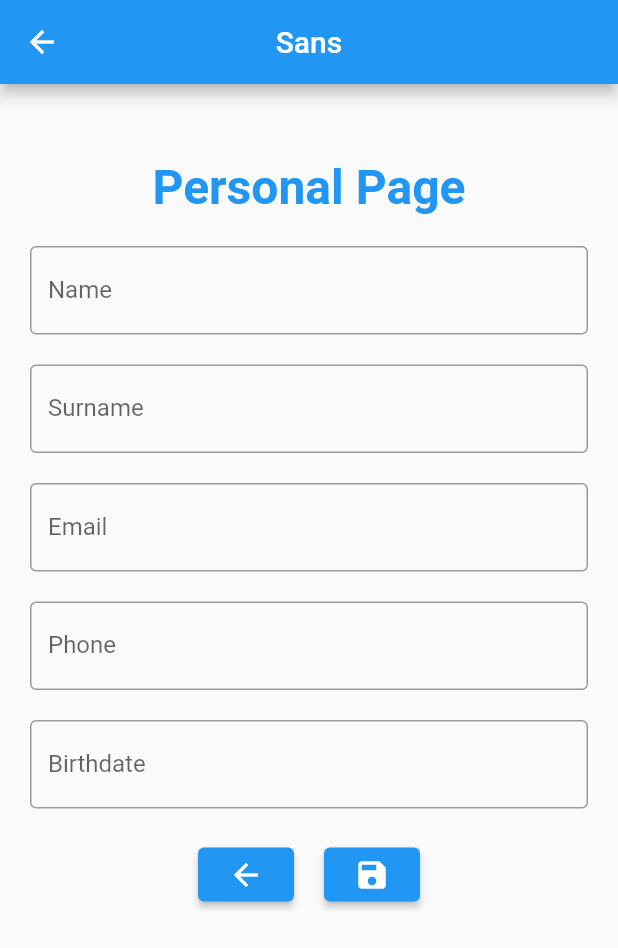
After one commit to Snnas04/S2P-PMM, a Flutter app: the screen it shows after launch, after a tap on the "person" icon, on a phone screen of 412 x 824 dp. The commit adds this screen. Shown: the top 948 px of the screen. Run offline on Flutter 3.47's test engine with Material 2 defaults, Android fonts, the phone set to English and light mode, and no system bars.

Commit message:
practica t1 - tenim la estructura basica i el formulari de la user pag

```diff
--- /dev/null
+++ b/FluttersProjects/practica_t1/lib/routes/routes.dart
@@ -0,0 +1,13 @@
+import 'package:flutter/material.dart';
+import 'package:practica_t1/screens/HomePage.dart';
+import 'package:practica_t1/screens/PersonalPage.dart';
+import 'package:practica_t1/screens/WidgetPage.dart';
+
+
+Map<String, WidgetBuilder> getRoutes(){
+ return <String, WidgetBuilder>{
+       '/'         : (BuildContext context) => HomePage(),
+       'personal'     : (BuildContext context) => PresonalPage(),
+       'widget'    : (BuildContext context) => WidgetPage(),
+     };
+}
--- /dev/null
+++ b/FluttersProjects/practica_t1/lib/screens/HomePage.dart
@@ -0,0 +1,55 @@
+import 'package:flutter/material.dart';
+
+class HomePage extends StatelessWidget {
+  const HomePage({super.key});
+
+  @override
+  Widget build(BuildContext context) {
+    return Scaffold(
+      appBar: AppBar(
+        title: Text('SPPMMD'),
+        centerTitle: true,
+      ),
+      body: _mainContainer(context), // Pass the BuildContext to _mainContainer
+      backgroundColor: Color(0xFF1C1C35), // Use a Color object
+    );
+  }
+}
+
+_mainContainer(BuildContext context) {
+  var titelStyle = const TextStyle(
+    fontSize: 32,
+    fontWeight: FontWeight.bold,
+    color: Colors.blue,
+  );
+
+  return Container(
+    child: Center(
+      child: Column(
+        mainAxisAlignment: MainAxisAlignment.center,
+        children: [
+          Text('Home Page', style: titelStyle),
+
+          const SizedBox(height: 20,),
+
+          Row(
+            mainAxisAlignment: MainAxisAlignment.center,
+
+            children: [
+            ElevatedButton(
+              onPressed: () => Navigator.pushNamed(context, 'personal'),
+              child: const Icon(Icons.person),
+            ),
+
+            const SizedBox(width: 20,),
+
+            ElevatedButton(
+              onPressed: () => Navigator.pushNamed(context, 'widget'),
+              child: const Icon(Icons.widgets),
+            ),
+          ])
+        ],
+      ),
+    ),
+  );
+}
--- /dev/null
+++ b/FluttersProjects/practica_t1/lib/screens/PersonalPage.dart
@@ -0,0 +1,116 @@
+import 'dart:ui';
+
+import 'package:flutter/material.dart';
+
+class PresonalPage extends StatelessWidget {
+  const PresonalPage({super.key});
+
+  @override
+  Widget build(BuildContext context) {
+    return Scaffold(
+      appBar: AppBar(
+        title: Text('Sans'),
+        centerTitle: true,
+      ),
+      body: _userInfo(context),
+    );
+  }
+}
+
+_userInfo(BuildContext context) {
+  var titelStyle = const TextStyle(
+    fontSize: 32,
+    fontWeight: FontWeight.bold,
+    color: Colors.blue,
+  );
+
+  return Container(
+    child: Center(
+      child: Padding(
+        padding: const EdgeInsets.only(left: 20, right: 20, top: 50),
+        child: Column(
+          mainAxisAlignment: MainAxisAlignment.start,
+          children: [
+            Text('Personal Page', style: titelStyle),
+
+            const SizedBox(height: 20,),
+
+            _userForm(context),
+          ],
+        ),
+      )
+    ),
+  );
+}
+
+_userForm(BuildContext context) {
+  return Column(
+    children: [
+      const TextField(
+            decoration: InputDecoration(
+              border: OutlineInputBorder(),
+              labelText: 'Name',
+            ),
+          ),
+
+          const SizedBox(height: 20,),
+
+          const TextField(
+            decoration: InputDecoration(
+              border: OutlineInputBorder(),
+              labelText: 'Surname',
+            ),
+          ),
+
+          const SizedBox(height: 20,),
+
+          const TextField(
+            decoration: InputDecoration(
+              border: OutlineInputBorder(),
+              labelText: 'Email',
+            ),
+          ),
+
+          const SizedBox(height: 20,),
+
+          const TextField(
+            decoration: InputDecoration(
+              border: OutlineInputBorder(),
+              labelText: 'Phone',
+            ),
+          ),
+
+          const SizedBox(height: 20,),
+
+          const TextField(
+            decoration: InputDecoration(
+              border: OutlineInputBorder(),
+              labelText: 'Birthdate',
+            ),
+          ),
+
+          const SizedBox(height: 20,),
+
+          _buttons(context),
+    ],
+  );
+}
+
+_buttons(BuildContext context) {
+  return Row(
+    mainAxisAlignment: MainAxisAlignment.center,
+
+    children: [
+      ElevatedButton(
+        onPressed: () => Navigator.pop(context),
+        child: const Icon(Icons.arrow_back),
+      ),
+
+      const SizedBox(width: 20,),
+
+      ElevatedButton(
+        onPressed: () => Navigator.pop(context),
+        child: const Icon(Icons.save),
+      ),
+  ]);
+}
```
Also changed, not shown: FluttersProjects/practica_t1/lib/main.dart (+7 -113 lines), FluttersProjects/practica_t1/lib/screens/WidgetPage.dart (added, +17 -0 lines).
